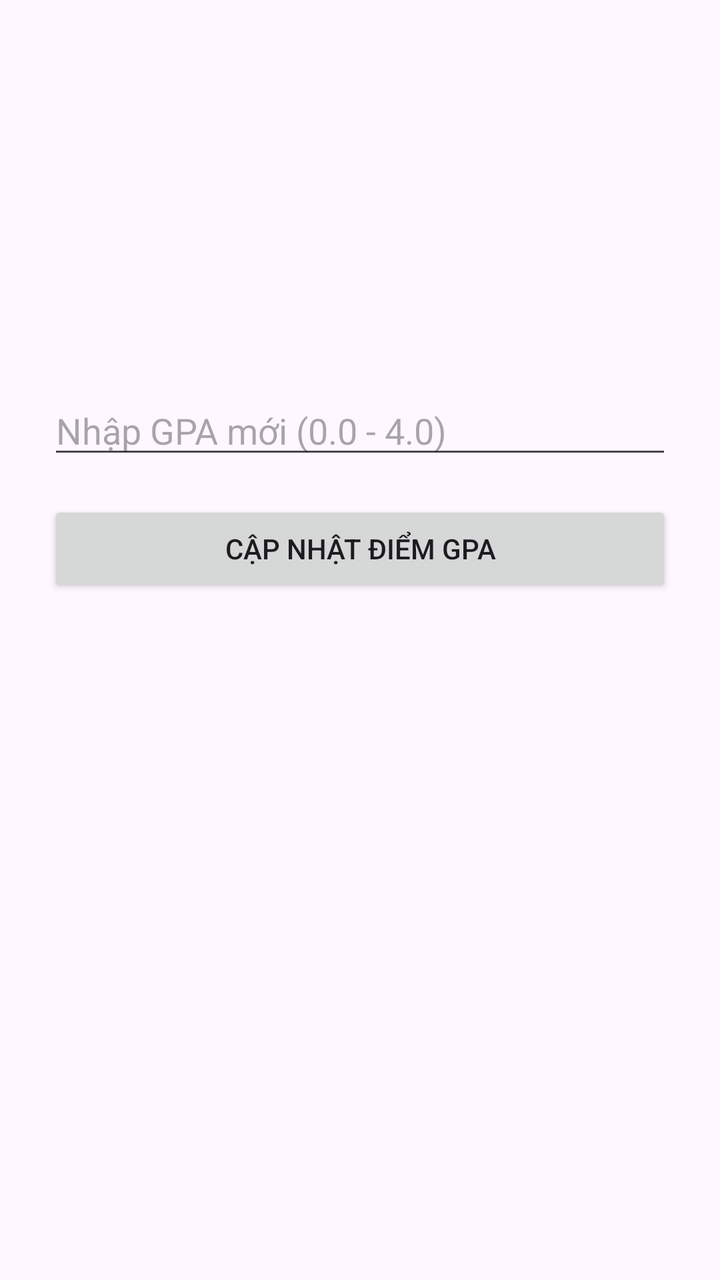
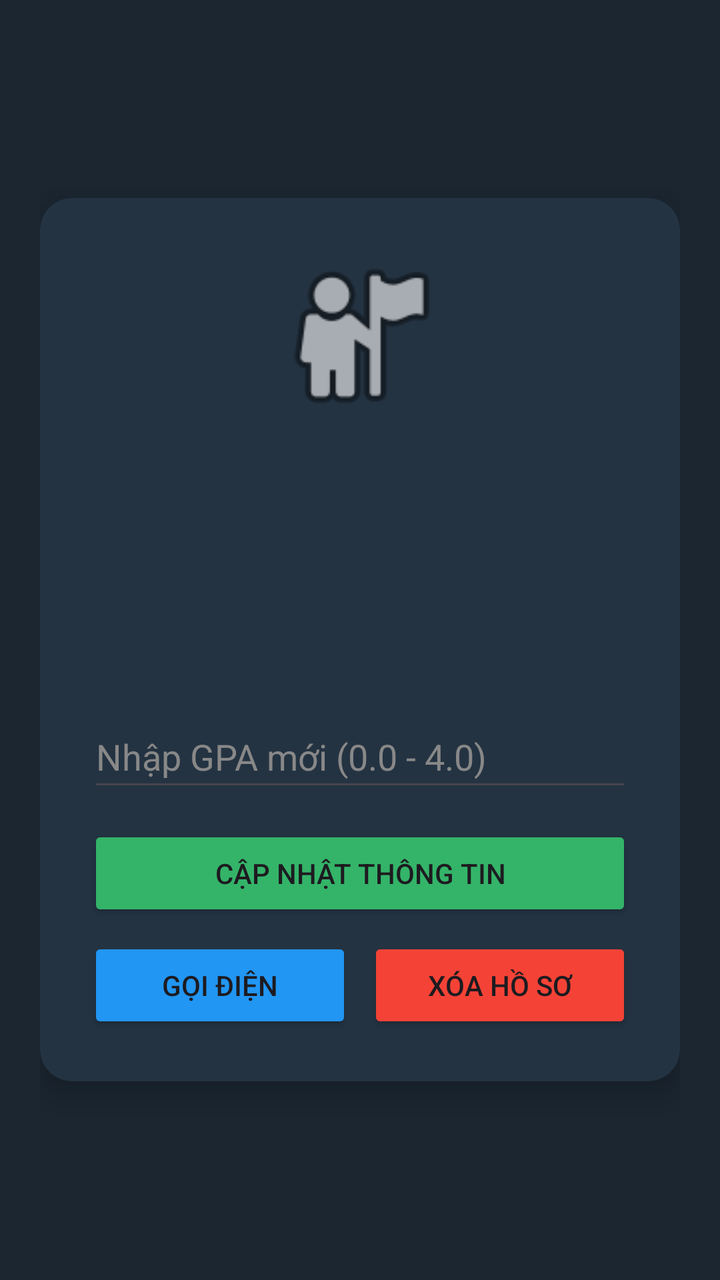

Screens rendered from an Android XML layout before and after an edit, with the pre-edit source and the edit as a unified diff.
<!-- AndroidManifest.xml: application theme Theme.Bai12 -->
<!-- res/layout/activity_main.xml -->
<?xml version="1.0" encoding="utf-8"?>
<LinearLayout xmlns:android="http://schemas.android.com/apk/res/android"
    android:layout_width="match_parent"
    android:layout_height="match_parent"
    android:orientation="vertical"
    android:padding="24dp"
    android:gravity="center_horizontal">

    <TextView
        android:id="@+id/tvName"
        android:layout_width="wrap_content"
        android:layout_height="wrap_content"
        android:textSize="26sp"
        android:textStyle="bold"
        android:layout_marginTop="32dp"
        android:layout_marginBottom="8dp"/>

    <TextView
        android:id="@+id/tvStudentId"
        android:layout_width="wrap_content"
        android:layout_height="wrap_content"
        android:textSize="16sp"
        android:textColor="#666666"
        android:layout_marginBottom="16dp"/>

    <TextView
        android:id="@+id/tvGpaBadge"
        android:layout_width="wrap_content"
        android:layout_height="wrap_content"
        android:textSize="18sp"
        android:textColor="#FF5722"
        android:textStyle="bold"
        android:layout_marginBottom="32dp"/>

    <EditText
        android:id="@+id/edtNewGpa"
        android:layout_width="match_parent"
        android:layout_height="wrap_content"
        android:hint="Nhập GPA mới (0.0 - 4.0)"
        android:inputType="numberDecimal"
        android:layout_marginBottom="16dp"/>

    <Button
        android:id="@+id/btnUpdateGpa"
        android:layout_width="match_parent"
        android:layout_height="wrap_content"
        android:text="Cập nhật điểm GPA"/>

</LinearLayout>
<!-- resources referenced by this layout -->
<resources>
  <style name="Theme.Bai12" parent="Base.Theme.Bai12" />
  <style name="Base.Theme.Bai12" parent="Theme.Material3.DayNight.NoActionBar">
          
          
      </style>
</resources>

<!-- the commit's change to res/layout/activity_main.xml (unified diff, before → after) -->
@@ -1,49 +1,110 @@
 <?xml version="1.0" encoding="utf-8"?>
 <LinearLayout xmlns:android="http://schemas.android.com/apk/res/android"
+    xmlns:app="http://schemas.android.com/apk/res-auto"
     android:layout_width="match_parent"
     android:layout_height="match_parent"
     android:orientation="vertical"
-    android:padding="24dp"
-    android:gravity="center_horizontal">
+    android:gravity="center"
+    android:padding="20dp"
+    android:background="#1B2631">
 
-    <TextView
-        android:id="@+id/tvName"
-        android:layout_width="wrap_content"
-        android:layout_height="wrap_content"
-        android:textSize="26sp"
-        android:textStyle="bold"
-        android:layout_marginTop="32dp"
-        android:layout_marginBottom="8dp"/>
-
-    <TextView
-        android:id="@+id/tvStudentId"
-        android:layout_width="wrap_content"
-        android:layout_height="wrap_content"
-        android:textSize="16sp"
-        android:textColor="#666666"
-        android:layout_marginBottom="16dp"/>
-
-    <TextView
-        android:id="@+id/tvGpaBadge"
-        android:layout_width="wrap_content"
-        android:layout_height="wrap_content"
-        android:textSize="18sp"
-        android:textColor="#FF5722"
-        android:textStyle="bold"
-        android:layout_marginBottom="32dp"/>
-
-    <EditText
-        android:id="@+id/edtNewGpa"
+    <androidx.cardview.widget.CardView
+        android:id="@+id/cardProfile"
         android:layout_width="match_parent"
         android:layout_height="wrap_content"
-        android:hint="Nhập GPA mới (0.0 - 4.0)"
-        android:inputType="numberDecimal"
-        android:layout_marginBottom="16dp"/>
+        app:cardCornerRadius="16dp"
+        app:cardElevation="8dp"
+        app:cardBackgroundColor="#243342">
 
-    <Button
-        android:id="@+id/btnUpdateGpa"
-        android:layout_width="match_parent"
-        android:layout_height="wrap_content"
-        android:text="Cập nhật điểm GPA"/>
+        <LinearLayout
+            android:layout_width="match_parent"
+            android:layout_height="wrap_content"
+            android:orientation="vertical"
+            android:gravity="center"
+            android:padding="24dp">
 
+            <ImageView
+                android:id="@+id/imgAvatar"
+                android:layout_width="90dp"
+                android:layout_height="90dp"
+                android:src="@android:drawable/ic_menu_myplaces" />
+
+            <TextView
+                android:id="@+id/tvName"
+                android:layout_width="wrap_content"
+                android:layout_height="wrap_content"
+                android:textSize="22sp"
+                android:textStyle="bold"
+                android:textColor="#FFFFFF"
+                android:layout_marginTop="12dp" />
+
+            <TextView
+                android:id="@+id/tvStudentId"
+                android:layout_width="wrap_content"
+                android:layout_height="wrap_content"
+                android:textColor="#DCE6EB"
+                android:layout_marginTop="4dp" />
+
+            <TextView
+                android:id="@+id/tvPhone"
+                android:layout_width="wrap_content"
+                android:layout_height="wrap_content"
+                android:textColor="#DCE6EB"
+                android:layout_marginTop="4dp" />
+
+            <TextView
+                android:id="@+id/tvGpaBadge"
+                android:layout_width="wrap_content"
+                android:layout_height="wrap_content"
+                android:textSize="18sp"
+                android:textStyle="bold"
+                android:textColor="#34B469"
+                android:layout_marginTop="12dp" />
+
+            <EditText
+                android:id="@+id/edtNewGpa"
+                android:layout_width="match_parent"
+                android:layout_height="wrap_content"
+                android:minHeight="48dp"
+                android:hint="Nhập GPA mới (0.0 - 4.0)"
+                android:inputType="numberDecimal"
+                android:textColor="#FFFFFF"
+                android:textColorHint="#888888"
+                android:layout_marginTop="16dp" />
+
+            <Button
+                android:id="@+id/btnUpdateGpa"
+                android:layout_width="match_parent"
+                android:layout_height="wrap_content"
+                android:text="Cập Nhật Thông Tin"
+                android:backgroundTint="#34B469"
+                android:layout_marginTop="12dp" />
+
+            <LinearLayout
+                android:layout_width="match_parent"
+                android:layout_height="wrap_content"
+                android:orientation="horizontal"
+                android:layout_marginTop="8dp">
+
+                <Button
+                    android:id="@+id/btnCall"
+                    android:layout_width="0dp"
+                    android:layout_weight="1"
+                    android:layout_height="wrap_content"
+                    android:text="Gọi điện"
+                    android:backgroundTint="#2196F3"
+                    android:layout_marginEnd="4dp"/>
+
+                <Button
+                    android:id="@+id/btnDelete"
+                    android:layout_width="0dp"
+                    android:layout_weight="1"
+                    android:layout_height="wrap_content"
+                    android:text="Xóa hồ sơ"
+                    android:backgroundTint="#F44336"
+                    android:layout_marginStart="4dp"/>
+
+            </LinearLayout>
+        </LinearLayout>
+    </androidx.cardview.widget.CardView>
 </LinearLayout>
